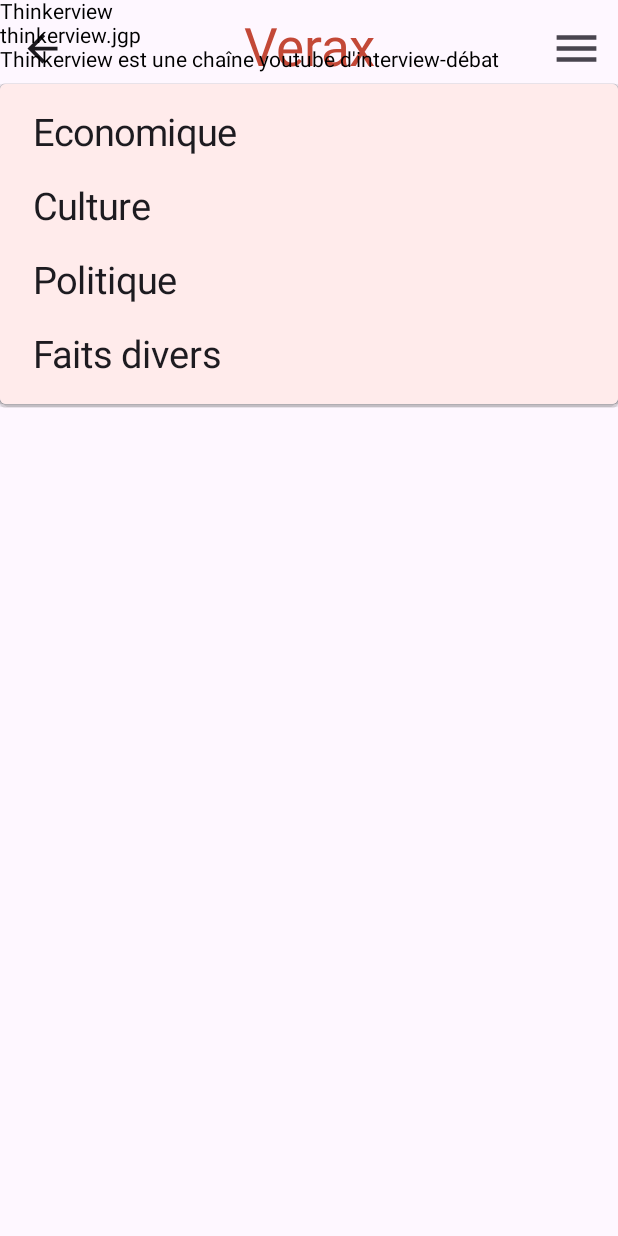
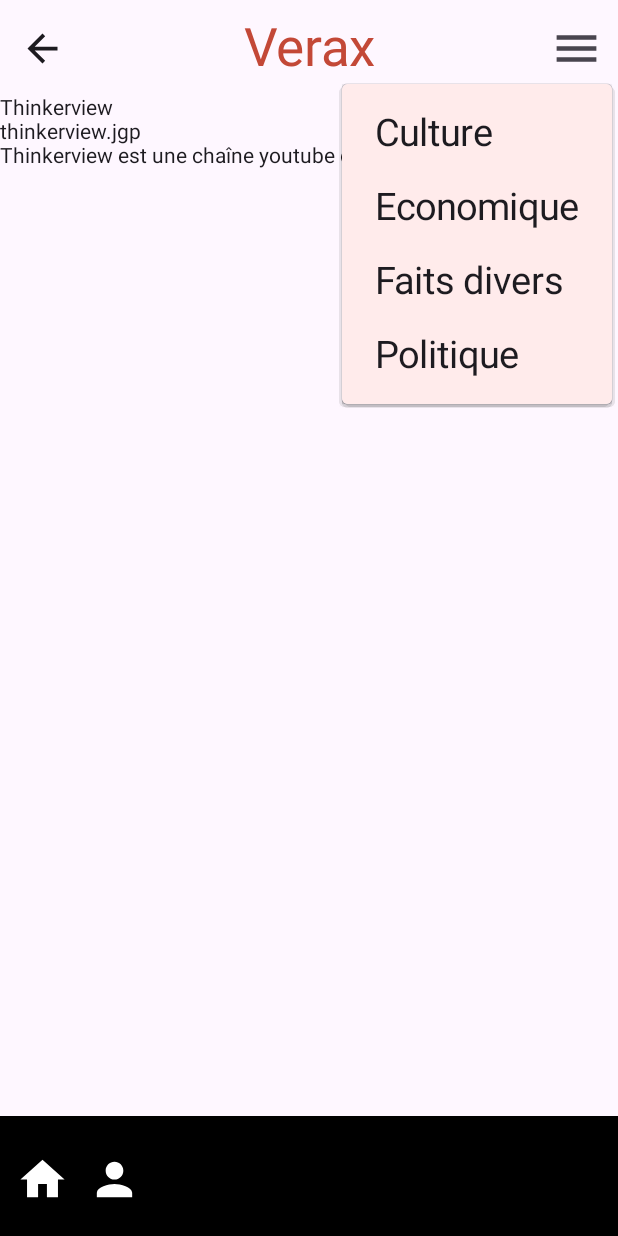
Before and after one commit to tonyfgs/Verax, an Android app built with Jetpack Compose: the screen it shows after launch (MainActivity), after a tap on "Menu", on a phone screen of 412 x 824 dp. Run offline under Robolectric (Android 15) with nearby library versions, the phone set to English and light mode, and no system bars.

Commit message:
🚑🚑 BottomBar ajoutée + Fix Texte

```diff
--- a/Android/VeraxApplication/app/src/main/java/com/example/veraxapplication/MainActivity.kt
+++ b/Android/VeraxApplication/app/src/main/java/com/example/veraxapplication/MainActivity.kt
@@ -1,10 +1,13 @@
 package com.example.veraxapplication
 
+import android.graphics.Paint.Align
 import android.os.Bundle
+import android.text.Layout
 import android.view.Menu
 import androidx.activity.ComponentActivity
 import androidx.activity.compose.setContent
 import androidx.compose.foundation.background
+import androidx.compose.foundation.layout.Arrangement
 import androidx.compose.foundation.layout.fillMaxSize
 import androidx.compose.runtime.Composable
 import androidx.compose.ui.Modifier
@@ -28,8 +31,10 @@ import androidx.compose.foundation.lazy.LazyColumn
 import androidx.compose.material.icons.Icons
 import androidx.compose.material.icons.filled.ArrowBack
 import androidx.compose.material.icons.filled.Favorite
+import androidx.compose.material.icons.filled.Home
 import androidx.compose.material.icons.filled.Menu
 import androidx.compose.material.icons.filled.Person
+import androidx.compose.material3.BottomAppBar
 import androidx.compose.material3.CenterAlignedTopAppBar
 import androidx.compose.material3.DropdownMenu
 import androidx.compose.material3.DropdownMenuItem
@@ -45,6 +50,7 @@ import androidx.compose.runtime.getValue
 import androidx.compose.runtime.mutableStateOf
 import androidx.compose.runtime.remember
 import androidx.compose.runtime.setValue
+import androidx.compose.ui.Alignment
 import androidx.compose.ui.text.TextStyle
 import androidx.compose.ui.text.style.TextAlign
 import androidx.compose.ui.unit.dp
@@ -57,12 +63,12 @@ import androidx.compose.ui.unit.sp
 class MainActivity : ComponentActivity() {
     // un truc vite fait pour avoir un visi
     var article = listOf("Thinkerview", "thinkerview.jgp", "Thinkerview est une chaîne youtube d'interview-débat")
+    var theme = listOf("Economique","Culture","Politique","Faits divers")
     override fun onCreate(savedInstanceState: Bundle?) {
         super.onCreate(savedInstanceState)
         setContent {
-            // faut y mettre en column mais ca disparait ?? je regarderai demain, la dodo
-                TopBarVerax()
-                AffichageUnArticle(article = article)
+                TopBarVerax(theme = theme, article = article)
+            // allez sur la doc de Scaffold sur Android Dev et si vous comprenez comment on doit faire bien ouej
 
         }
     }
@@ -70,29 +76,32 @@ class MainActivity : ComponentActivity() {
 
 // Il faudrait mettre ca dans un fichier appart mais je connais plus les conventions ...
 @OptIn(ExperimentalMaterial3Api::class)
-@Preview
 @Composable
-fun TopBarVerax(){
+fun TopBarVerax(theme : List<String>, article : List<String>) {
     var leMenu by remember {
         mutableStateOf(false)
     }
     Row(
         Modifier.background(Color.Cyan)
-    ){
-        Scaffold (
-            topBar = {CenterAlignedTopAppBar(
-                title = { Text(text = "Verax",
+    ) {
+        Scaffold(
+            topBar = {
+                CenterAlignedTopAppBar(
+                    title = {
+                        Text(
+                            text = "Verax",
                             style = TextStyle(fontSize = 35.sp),
                             color = colorResource(R.color.red),
                             textAlign = TextAlign.Center,
                             /*backcolor = topAppBarColors(
                                     containerColor = MaterialTheme.colorScheme.primaryContainer),*/ //version recommandée par le prof
                             modifier = Modifier.fillMaxWidth()
-                )},
+                        )
+                    },
                     navigationIcon = {
                         IconButton(onClick = { /* action() */ }) {
                             Icon(
-                        imageVector =  Icons.Filled.ArrowBack,
+                                imageVector = Icons.Filled.ArrowBack,
                                 contentDescription = "Retour",
                                 Modifier.size(30.dp)
                             )
@@ -106,56 +115,16 @@ fun TopBarVerax(){
                                 Modifier.size(35.dp)
                             )
                         }
-                DropdownMenu(expanded = leMenu, onDismissRequest = { leMenu = false },
+                        DropdownMenu(
+                            expanded = leMenu, onDismissRequest = { leMenu = false },
                             modifier = Modifier
-                        .fillMaxWidth()
-                        .background(Color.hsl(0.08F, 1F, 0.96F))) {
+                                .background(Color.hsl(0.08F, 1F, 0.96F))
+                        ) {
+                            theme.sorted().forEach {
                                 DropdownMenuItem(
                                     text = {
-                            Text("Economique",
-                                style = TextStyle(fontSize = 25.sp),
-                                modifier = Modifier
-                                    .padding(10.dp)
-                            )
-                        },
-                        onClick = { /* TODO */ }
-                    )
-                    DropdownMenuItem(
-                            text = {
-                                Text("Culture",
-                                    style = TextStyle(fontSize = 25.sp),
-                                    modifier = Modifier
-                                        .padding(10.dp)
-                                )
-                            },
-                    onClick = { /* TODO */ }
-                    )
-                    DropdownMenuItem(
-                        text = {
-                            Text("Politique",
-                                style = TextStyle(fontSize = 25.sp),
-                                modifier = Modifier
-                                    .padding(10.dp)
-                            )
-                        },
-                        onClick = { /* TODO */ }
-                    )
-                    DropdownMenuItem(
-                        text = {
-                            Text("Faits divers",
-                                style = TextStyle(fontSize = 25.sp),
-                                modifier = Modifier
-                                    .padding(10.dp)
-                            )
-                        },
-                        onClick = { /* TODO */ }
-                    )
-                    // au lieu de c/c 15 fois le truc on peut faire une boucle (a tester si ca marche) :
-                    /*
-                    themesArticle.forEachIndexed { theme, nom ->
-                        DropdownMenuItem(
-                            text = {
-                                Text(text=nom,
+                                        Text(
+                                            it,
                                             style = TextStyle(fontSize = 25.sp),
                                             modifier = Modifier
                                                 .padding(10.dp)
@@ -163,12 +132,40 @@ fun TopBarVerax(){
                                     },
                                     onClick = { /* faut un moyen d'appeler une methode diff pour chaque, ca doit etre faisable facilement */ }
                                 )
-                    */
                             }
                         }
-            )}
-        ){it
+                    }
 
+                )
+            },
+            bottomBar = {
+                // Faudrait pouvoir faire un flex sur les boutons parce que là ils sont juste côte à côte
+                BottomAppBar(containerColor = Color.Black, contentColor = Color.White) {
+                    IconButton(onClick = { /*TODO*/ }) {
+                        Icon(
+                            imageVector = Icons.Filled.Home,
+                            contentDescription = "Home",
+                            Modifier.size(35.dp)
+                        )
+                    }
+                    IconButton(onClick = { /*TODO*/ }) {
+                        Icon(
+                            imageVector = Icons.Filled.Person,
+                            contentDescription = "Account",
+                            Modifier.size(35.dp)
+                        )
+                    }
+                }
+            }
+        ) { innerPadding ->
+            Column(
+                modifier = Modifier
+                    .padding(innerPadding),
+                verticalArrangement = Arrangement.spacedBy(16.dp),
+            ) {
+                AffichageUnArticle(article = article)
+
+            }
         }
     }
 }
```
Lines whose indentation alone changed are shown as unchanged.
